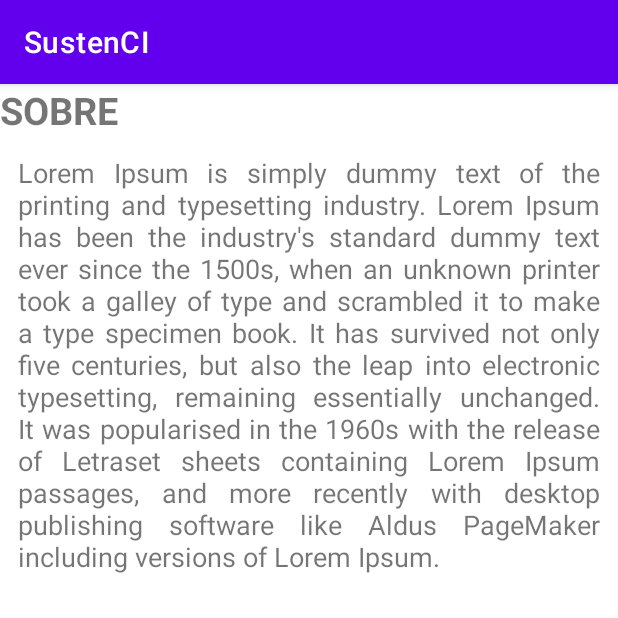
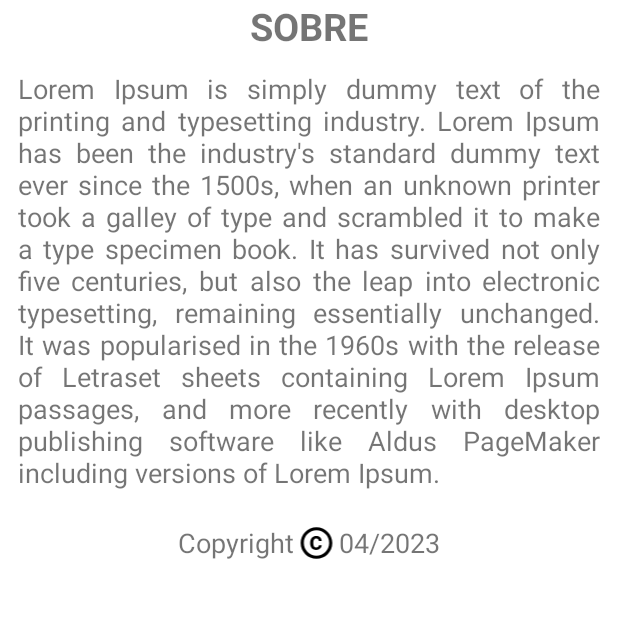
Before and after one commit to RaquelL2005/SustenCI, an Android app: the SobreActivity screen opened directly, with no data from a screen before it, on a phone screen of 412 x 824 dp, the top half of it. Run offline under Robolectric (Android 15) with nearby library versions, the phone set to English and light mode, and no system bars.

Commit message:
Tela de sobre

```diff
--- a/app/src/main/AndroidManifest.xml
+++ b/app/src/main/AndroidManifest.xml
@@ -13,6 +13,7 @@
         tools:targetApi="31">
         <activity
             android:name=".SobreActivity"
+            android:theme="@style/temaSemBarra"
             android:exported="false" />
         <activity
             android:name=".MenuActivity"
--- /dev/null
+++ b/app/src/main/res/drawable/baseline_copyright.xml
@@ -0,0 +1,5 @@
+<vector android:height="24dp" android:tint="#000000"
+    android:viewportHeight="24" android:viewportWidth="24"
+    android:width="24dp" xmlns:android="http://schemas.android.com/apk/res/android">
+    <path android:fillColor="@android:color/white" android:pathData="M11.88,9.14c1.28,0.06 1.61,1.15 1.63,1.66h1.79c-0.08,-1.98 -1.49,-3.19 -3.45,-3.19C9.64,7.61 8,9 8,12.14c0,1.94 0.93,4.24 3.84,4.24c2.22,0 3.41,-1.65 3.44,-2.95h-1.79c-0.03,0.59 -0.45,1.38 -1.63,1.44C10.55,14.83 10,13.81 10,12.14C10,9.25 11.28,9.16 11.88,9.14zM12,2C6.48,2 2,6.48 2,12s4.48,10 10,10s10,-4.48 10,-10S17.52,2 12,2zM12,20c-4.41,0 -8,-3.59 -8,-8s3.59,-8 8,-8s8,3.59 8,8S16.41,20 12,20z"/>
+</vector>
--- a/app/src/main/res/layout/sobre_layout.xml
+++ b/app/src/main/res/layout/sobre_layout.xml
@@ -4,24 +4,51 @@
     xmlns:tools="http://schemas.android.com/tools"
     android:layout_width="match_parent"
     android:layout_height="match_parent"
-    tools:context=".SobreActivity"
-    android:orientation="vertical">
+    android:orientation="vertical"
+    tools:context=".SobreActivity">
+
+
 
     <TextView
         android:layout_width="wrap_content"
         android:layout_height="wrap_content"
+        android:layout_gravity="center_horizontal"
         android:text="SOBRE"
-        android:textStyle="bold"
-        android:textSize="25sp"/>
+        android:textSize="25sp"
+        android:textStyle="bold" />
 
     <TextView
         android:layout_width="wrap_content"
         android:layout_height="wrap_content"
-        android:text="Lorem Ipsum is simply dummy text of the printing and typesetting industry. Lorem Ipsum has been the industry's standard dummy text ever since the 1500s, when an unknown printer took a galley of type and scrambled it to make a type specimen book. It has survived not only five centuries, but also the leap into electronic typesetting, remaining essentially unchanged. It was popularised in the 1960s with the release of Letraset sheets containing Lorem Ipsum passages, and more recently with desktop publishing software like Aldus PageMaker including versions of Lorem Ipsum."
-        android:textSize="18sp"
         android:justificationMode="inter_word"
         android:padding="12dp"
-        />
+        android:text="Lorem Ipsum is simply dummy text of the printing and typesetting industry. Lorem Ipsum has been the industry's standard dummy text ever since the 1500s, when an unknown printer took a galley of type and scrambled it to make a type specimen book. It has survived not only five centuries, but also the leap into electronic typesetting, remaining essentially unchanged. It was popularised in the 1960s with the release of Letraset sheets containing Lorem Ipsum passages, and more recently with desktop publishing software like Aldus PageMaker including versions of Lorem Ipsum."
+        android:textSize="18sp" />
+
+    <LinearLayout
+        android:layout_width="match_parent"
+        android:layout_height="wrap_content"
+        android:gravity="center_horizontal"
+        android:orientation="horizontal"
+        android:layout_marginTop="10dp">
+
+        <TextView
+            android:layout_width="wrap_content"
+            android:layout_height="wrap_content"
+            android:text="Copyright"
+            android:textSize="18sp" />
+
+        <ImageView
+            android:layout_width="30dp"
+            android:layout_height="25dp"
+            android:src="@drawable/baseline_copyright" />
+
+        <TextView
+            android:layout_width="wrap_content"
+            android:layout_height="wrap_content"
+            android:text="04/2023"
+            android:textSize="18sp" />
+    </LinearLayout>
 
 
 </LinearLayout>
--- a/app/src/main/res/values/themes.xml
+++ b/app/src/main/res/values/themes.xml
@@ -13,4 +13,18 @@
         <item name="android:statusBarColor">?attr/colorPrimaryVariant</item>
         <!-- Customize your theme here. -->
     </style>
+
+    <style name="temaSemBarra" parent="Theme.MaterialComponents.DayNight.NoActionBar">
+        <!-- Primary brand color. -->
+        <item name="colorPrimary">@color/purple_500</item>
+        <item name="colorPrimaryVariant">@color/purple_700</item>
+        <item name="colorOnPrimary">@color/white</item>
+        <!-- Secondary brand color. -->
+        <item name="colorSecondary">@color/teal_200</item>
+        <item name="colorSecondaryVariant">@color/teal_700</item>
+        <item name="colorOnSecondary">@color/black</item>
+        <!-- Status bar color. -->
+        <item name="android:statusBarColor">?attr/colorPrimaryVariant</item>
+        <!-- Customize your theme here. -->
+    </style>
 </resources>
```
